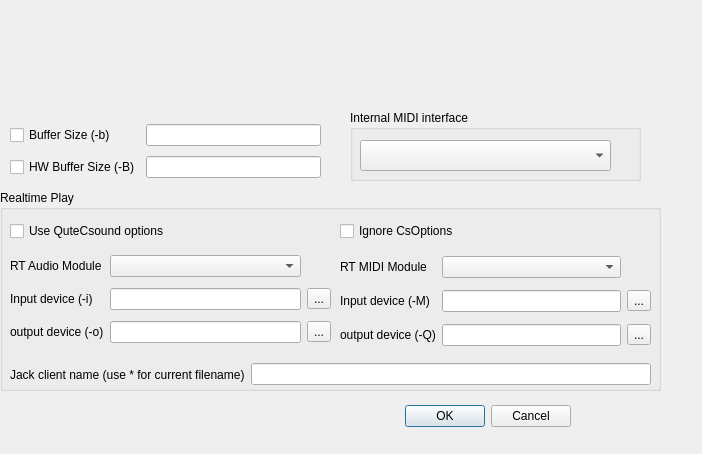
Old version of the form QuteApp/settingsdialog.ui in the repository CsoundQt/CsoundQt.
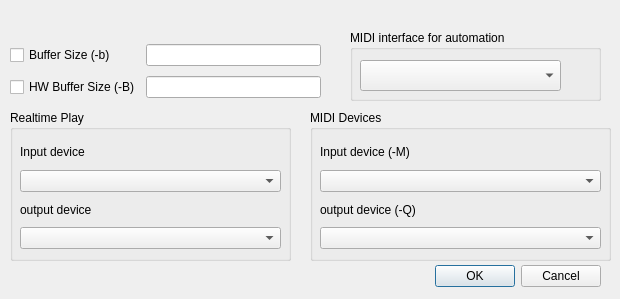
New version of the form.

```diff
--- a/QuteApp/settingsdialog.ui
+++ b/QuteApp/settingsdialog.ui
@@ -6,8 +6,8 @@
    <rect>
     <x>0</x>
     <y>0</y>
-    <width>702</width>
-    <height>454</height>
+    <width>620</width>
+    <height>299</height>
    </rect>
   </property>
   <property name="windowTitle">
@@ -16,9 +16,9 @@
   <widget class="QDialogButtonBox" name="buttonBox">
    <property name="geometry">
     <rect>
-     <x>50</x>
-     <y>400</y>
-     <width>521</width>
+     <x>20</x>
+     <y>260</y>
+     <width>581</width>
      <height>32</height>
     </rect>
    </property>
@@ -32,180 +32,44 @@
   <widget class="QGroupBox" name="groupBox_2">
    <property name="geometry">
     <rect>
-     <x>0</x>
-     <y>190</y>
-     <width>661</width>
-     <height>201</height>
+     <x>10</x>
+     <y>110</y>
+     <width>281</width>
+     <height>151</height>
     </rect>
    </property>
    <property name="title">
     <string>Realtime Play</string>
    </property>
-   <widget class="QCheckBox" name="RtOverrideCheckBox">
-    <property name="geometry">
-     <rect>
-      <x>340</x>
-      <y>30</y>
-      <width>161</width>
-      <height>22</height>
-     </rect>
-    </property>
-    <property name="text">
-     <string>Ignore CsOptions</string>
-    </property>
-   </widget>
-   <widget class="QWidget" name="layoutWidget5">
+   <widget class="QWidget" name="">
     <property name="geometry">
      <rect>
       <x>10</x>
-      <y>60</y>
-      <width>321</width>
-      <height>101</height>
+      <y>30</y>
+      <width>261</width>
+      <height>109</height>
      </rect>
     </property>
     <layout class="QGridLayout">
-     <item row="1" column="1">
-      <widget class="QLineEdit" name="RtInputLineEdit"/>
-     </item>
-     <item row="1" column="2">
-      <widget class="QToolButton" name="audioInputToolButton">
-       <property name="text">
-        <string>...</string>
-       </property>
-      </widget>
-     </item>
      <item row="2" column="0">
       <widget class="QLabel" name="label_5">
        <property name="text">
-        <string>output device (-o)</string>
-       </property>
-      </widget>
-     </item>
-     <item row="2" column="1">
-      <widget class="QLineEdit" name="RtOutputLineEdit"/>
-     </item>
-     <item row="2" column="2">
-      <widget class="QToolButton" name="audioOutputToolButton">
-       <property name="text">
-        <string>...</string>
+        <string>output device</string>
        </property>
       </widget>
      </item>
      <item row="1" column="0">
+      <widget class="QComboBox" name="comboBox"/>
+     </item>
+     <item row="3" column="0">
+      <widget class="QComboBox" name="comboBox_2"/>
+     </item>
+     <item row="0" column="0">
       <widget class="QLabel" name="label_4">
        <property name="text">
-        <string>Input device (-i)</string>
+        <string>Input device</string>
        </property>
       </widget>
-     </item>
-     <item row="0" column="0">
-      <layout class="QHBoxLayout" name="_2">
-       <item>
-        <widget class="QLabel" name="label_3">
-         <property name="text">
-          <string>RT Audio Module</string>
-         </property>
-        </widget>
-       </item>
-      </layout>
-     </item>
-     <item row="0" column="1">
-      <widget class="QComboBox" name="RtModuleComboBox"/>
-     </item>
-    </layout>
-   </widget>
-   <widget class="QWidget" name="layoutWidget_2">
-    <property name="geometry">
-     <rect>
-      <x>340</x>
-      <y>60</y>
-      <width>311</width>
-      <height>102</height>
-     </rect>
-    </property>
-    <layout class="QGridLayout" name="_3">
-     <item row="1" column="1">
-      <widget class="QLineEdit" name="RtMidiInputLineEdit"/>
-     </item>
-     <item row="1" column="2">
-      <widget class="QToolButton" name="midiInputToolButton">
-       <property name="text">
-        <string>...</string>
-       </property>
-      </widget>
-     </item>
-     <item row="2" column="0">
-      <widget class="QLabel" name="label_8">
-       <property name="text">
-        <string>output device (-Q)</string>
-       </property>
-      </widget>
-     </item>
-     <item row="2" column="1">
-      <widget class="QLineEdit" name="RtMidiOutputLineEdit"/>
-     </item>
-     <item row="2" column="2">
-      <widget class="QToolButton" name="midiOutputToolButton">
-       <property name="text">
-        <string>...</string>
-       </property>
-      </widget>
-     </item>
-     <item row="1" column="0">
-      <widget class="QLabel" name="label_12">
-       <property name="text">
-        <string>Input device (-M)</string>
-       </property>
-      </widget>
-     </item>
-     <item row="0" column="0">
-      <layout class="QHBoxLayout" name="_4">
-       <item>
-        <widget class="QLabel" name="label_18">
-         <property name="text">
-          <string>RT MIDI Module</string>
-         </property>
-        </widget>
-       </item>
-      </layout>
-     </item>
-     <item row="0" column="1">
-      <widget class="QComboBox" name="RtMidiModuleComboBox"/>
-     </item>
-    </layout>
-   </widget>
-   <widget class="QCheckBox" name="RtUseOptionsCheckBox">
-    <property name="geometry">
-     <rect>
-      <x>10</x>
-      <y>30</y>
-      <width>251</width>
-      <height>22</height>
-     </rect>
-    </property>
-    <property name="text">
-     <string>Use QuteCsound options</string>
-    </property>
-   </widget>
-   <widget class="QWidget" name="layoutWidget6">
-    <property name="geometry">
-     <rect>
-      <x>10</x>
-      <y>170</y>
-      <width>641</width>
-      <height>29</height>
-     </rect>
-    </property>
-    <layout class="QHBoxLayout" name="horizontalLayout_3">
-     <item>
-      <widget class="QLabel" name="label_6">
-       <property name="text">
-        <string>Jack client name (use * for current filename)</string>
-       </property>
-      </widget>
-     </item>
-     <item>
-      <widget class="QLineEdit" name="JackNameLineEdit"/>
      </item>
     </layout>
    </widget>
@@ -214,7 +78,7 @@
    <property name="geometry">
     <rect>
      <x>10</x>
-     <y>120</y>
+     <y>40</y>
      <width>311</width>
      <height>62</height>
     </rect>
@@ -246,25 +110,70 @@
    <property name="geometry">
     <rect>
      <x>350</x>
-     <y>110</y>
-     <width>291</width>
+     <y>30</y>
+     <width>251</width>
      <height>71</height>
     </rect>
    </property>
    <property name="title">
-    <string>Internal MIDI interface</string>
+    <string>MIDI interface for automation</string>
    </property>
    <widget class="QComboBox" name="midiInterfaceComboBox">
     <property name="geometry">
      <rect>
       <x>10</x>
       <y>30</y>
-      <width>251</width>
+      <width>201</width>
       <height>31</height>
      </rect>
     </property>
    </widget>
   </widget>
+  <widget class="QGroupBox" name="groupBox_3">
+   <property name="geometry">
+    <rect>
+     <x>310</x>
+     <y>110</y>
+     <width>301</width>
+     <height>151</height>
+    </rect>
+   </property>
+   <property name="title">
+    <string>MIDI Devices</string>
+   </property>
+   <widget class="QWidget" name="">
+    <property name="geometry">
+     <rect>
+      <x>10</x>
+      <y>30</y>
+      <width>281</width>
+      <height>109</height>
+     </rect>
+    </property>
+    <layout class="QGridLayout" name="_3">
+     <item row="2" column="0">
+      <widget class="QLabel" name="label_8">
+       <property name="text">
+        <string>output device (-Q)</string>
+       </property>
+      </widget>
+     </item>
+     <item row="0" column="0">
+      <widget class="QLabel" name="label_12">
+       <property name="text">
+        <string>Input device (-M)</string>
+       </property>
+      </widget>
+     </item>
+     <item row="1" column="0">
+      <widget class="QComboBox" name="comboBox_3"/>
+     </item>
+     <item row="3" column="0">
+      <widget class="QComboBox" name="comboBox_4"/>
+     </item>
+    </layout>
+   </widget>
+  </widget>
  </widget>
  <resources/>
  <connections>
```
